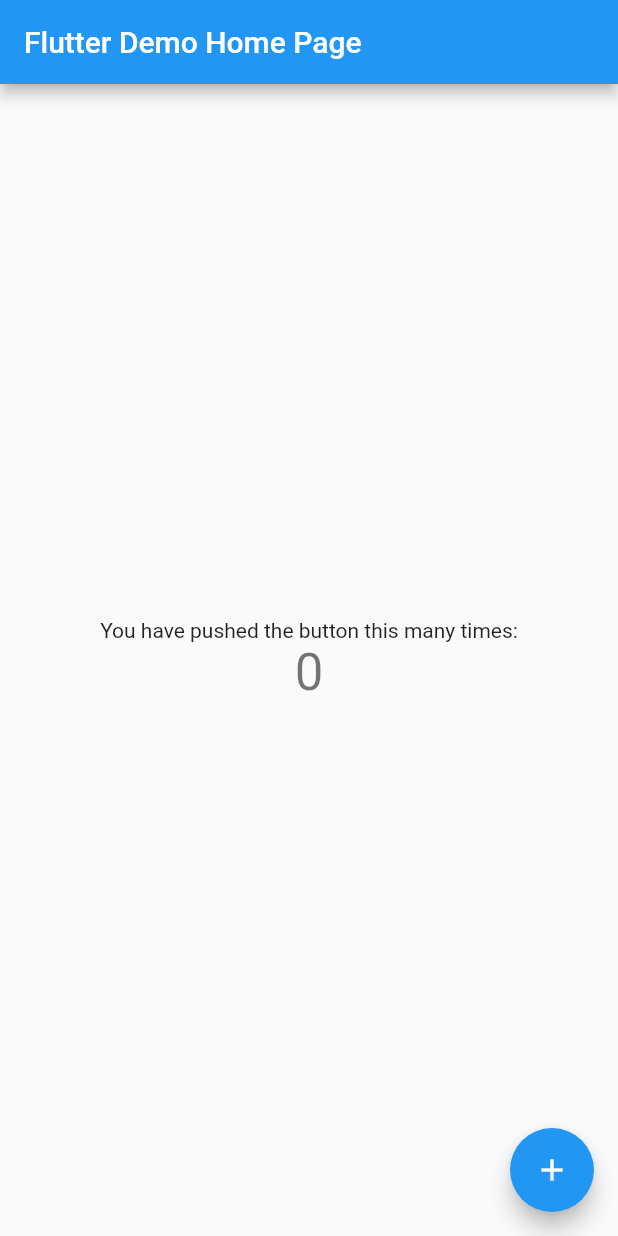
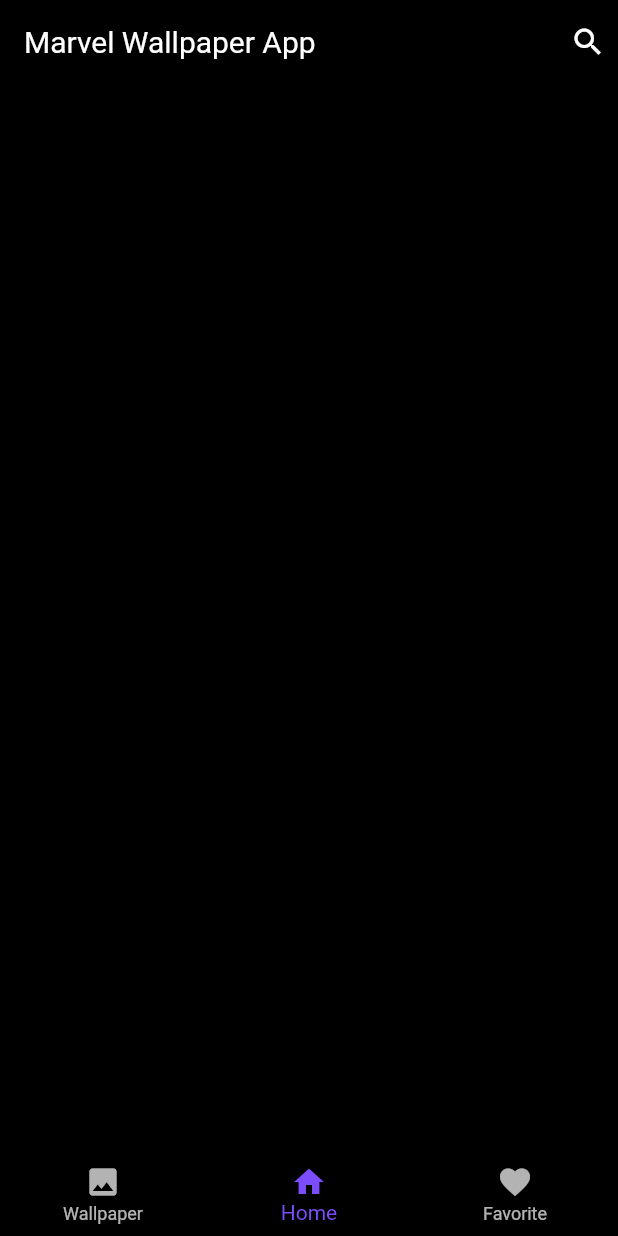
Before and after one commit to 2Pianos/Marvel_wallpaper_application, a Flutter app: the screen it shows after launch, on a phone screen of 412 x 824 dp. Run offline on Flutter 3.47's test engine with Material 2 defaults, Android fonts, the phone set to English and light mode, and no system bars; our stand-ins replace cached_network_image, cloud_firestore, firebase_core; accounts and stored records are empty.

```diff
--- /dev/null
+++ b/lib/home.dart
@@ -0,0 +1,10 @@
+import 'package:flutter/material.dart';
+
+class Home extends StatelessWidget {
+  const Home({Key? key}) : super(key: key);
+
+  @override
+  Widget build(BuildContext context) {
+    return const Center(child: Text('Home'));
+  }
+}
--- a/lib/main.dart
+++ b/lib/main.dart
@@ -1,115 +1,35 @@
+import 'package:firebase_core/firebase_core.dart';
 import 'package:flutter/material.dart';
+import 'package:wallpaper_app/pages.dart';
+import 'firebase_options.dart';
 
-void main() {
+Future<void> main() async {
+  WidgetsFlutterBinding.ensureInitialized();
+  await Firebase.initializeApp(options: DefaultFirebaseOptions.currentPlatform);
   runApp(const MyApp());
 }
 
 class MyApp extends StatelessWidget {
   const MyApp({Key? key}) : super(key: key);
 
-  // This widget is the root of your application.
   @override
   Widget build(BuildContext context) {
     return MaterialApp(
-      title: 'Flutter Demo',
+      title: 'Marvel Wallpaper App',
       theme: ThemeData(
-        // This is the theme of your application.
-        //
-        // Try running your application with "flutter run". You'll see the
-        // application has a blue toolbar. Then, without quitting the app, try
-        // changing the primarySwatch below to Colors.green and then invoke
-        // "hot reload" (press "r" in the console where you ran "flutter run",
-        // or simply save your changes to "hot reload" in a Flutter IDE).
-        // Notice that the counter didn't reset back to zero; the application
-        // is not restarted.
-        primarySwatch: Colors.blue,
+        scaffoldBackgroundColor: Colors.black,
+        appBarTheme: const AppBarTheme(
+          titleTextStyle: TextStyle(color: Colors.white, fontSize: 20.0),
+          backgroundColor: Colors.black,
+          centerTitle: false,
+        ),
+        bottomNavigationBarTheme: const BottomNavigationBarThemeData(
+          backgroundColor: Colors.black,
+          selectedItemColor: Colors.deepPurpleAccent,
+          unselectedItemColor: Colors.white70,
+        ),
       ),
-      home: const MyHomePage(title: 'Flutter Demo Home Page'),
+      home: const Pages(title: 'Marvel Wallpaper App'),
     );
   }
 }
-
-class MyHomePage extends StatefulWidget {
-  const MyHomePage({Key? key, required this.title}) : super(key: key);
-
-  // This widget is the home page of your application. It is stateful, meaning
-  // that it has a State object (defined below) that contains fields that affect
-  // how it looks.
-
-  // This class is the configuration for the state. It holds the values (in this
-  // case the title) provided by the parent (in this case the App widget) and
-  // used by the build method of the State. Fields in a Widget subclass are
-  // always marked "final".
-
-  final String title;
-
-  @override
-  State<MyHomePage> createState() => _MyHomePageState();
-}
-
-class _MyHomePageState extends State<MyHomePage> {
-  int _counter = 0;
-
-  void _incrementCounter() {
-    setState(() {
-      // This call to setState tells the Flutter framework that something has
-      // changed in this State, which causes it to rerun the build method below
-      // so that the display can reflect the updated values. If we changed
-      // _counter without calling setState(), then the build method would not be
-      // called again, and so nothing would appear to happen.
-      _counter++;
-    });
-  }
-
-  @override
-  Widget build(BuildContext context) {
-    // This method is rerun every time setState is called, for instance as done
-    // by the _incrementCounter method above.
-    //
-    // The Flutter framework has been optimized to make rerunning build methods
-    // fast, so that you can just rebuild anything that needs updating rather
-    // than having to individually change instances of widgets.
-    return Scaffold(
-      appBar: AppBar(
-        // Here we take the value from the MyHomePage object that was created by
-        // the App.build method, and use it to set our appbar title.
-        title: Text(widget.title),
-      ),
-      body: Center(
-        // Center is a layout widget. It takes a single child and positions it
-        // in the middle of the parent.
-        child: Column(
-          // Column is also a layout widget. It takes a list of children and
-          // arranges them vertically. By default, it sizes itself to fit its
-          // children horizontally, and tries to be as tall as its parent.
-          //
-          // Invoke "debug painting" (press "p" in the console, choose the
-          // "Toggle Debug Paint" action from the Flutter Inspector in Android
-          // Studio, or the "Toggle Debug Paint" command in Visual Studio Code)
-          // to see the wireframe for each widget.
-          //
-          // Column has various properties to control how it sizes itself and
-          // how it positions its children. Here we use mainAxisAlignment to
-          // center the children vertically; the main axis here is the vertical
-          // axis because Columns are vertical (the cross axis would be
-          // horizontal).
-          mainAxisAlignment: MainAxisAlignment.center,
-          children: <Widget>[
-            const Text(
-              'You have pushed the button this many times:',
-            ),
-            Text(
-              '$_counter',
-              style: Theme.of(context).textTheme.headline4,
-            ),
-          ],
-        ),
-      ),
-      floatingActionButton: FloatingActionButton(
-        onPressed: _incrementCounter,
-        tooltip: 'Increment',
-        child: const Icon(Icons.add),
-      ), // This trailing comma makes auto-formatting nicer for build methods.
-    );
-  }
-}
--- /dev/null
+++ b/lib/pages.dart
@@ -0,0 +1,66 @@
+import 'package:flutter/material.dart';
+
+import 'all_images.dart';
+import 'fav.dart';
+import 'home.dart';
+
+class Pages extends StatefulWidget {
+  const Pages({Key? key, required this.title}) : super(key: key);
+  final String title;
+  @override
+  State<Pages> createState() => _PagesState();
+}
+
+class _PagesState extends State<Pages> {
+  final pages = [
+    const AllImages(),
+    const Home(),
+    const Favorites(),
+  ];
+
+  final pageController = PageController(initialPage: 1);
+  int currentSelected = 1;
+
+  @override
+  Widget build(BuildContext context) {
+    return Scaffold(
+      appBar: AppBar(
+        title: const Text('Marvel Wallpaper App'),
+        actions: const [
+          Padding(
+            padding: EdgeInsets.all(8.0),
+            child: Icon(Icons.search),
+          ),
+        ],
+      ),
+      bottomNavigationBar: BottomNavigationBar(
+        currentIndex: currentSelected,
+        items: const [
+          BottomNavigationBarItem(icon: Icon(Icons.image), label: 'Wallpaper'),
+          BottomNavigationBarItem(icon: Icon(Icons.home), label: 'Home'),
+          BottomNavigationBarItem(icon: Icon(Icons.favorite), label: 'Favorite'),
+        ],
+        onTap: (int index) {
+          setState(() {
+            currentSelected = index;
+            pageController.animateToPage(currentSelected,
+                duration: const Duration(milliseconds: 700),
+                curve: Curves.fastOutSlowIn);
+          });
+        },
+      ),
+      body: PageView.builder(
+        controller: pageController,
+        itemCount: pages.length,
+        itemBuilder: (BuildContext context, int index) {
+          return pages[index];
+        },
+        onPageChanged: (int index) {
+          setState(() {
+            currentSelected = index;
+          });
+        },
+      ),
+    );
+  }
+}
```
Also changed, not shown: lib/all_images.dart (added, +43 -0 lines), lib/fav.dart (added, +10 -0 lines), pubspec.yaml (+7 -0 lines), lib/firebase_options.dart (added), pubspec.lock, 7 other files.
